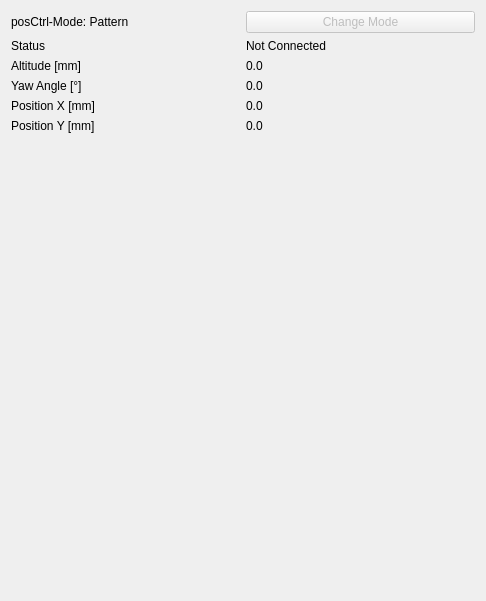
Old version of the form lib/cfclient/ui/tabs/posCtrlTab.ui in the repository Franky333/crazyflie-clients-python.
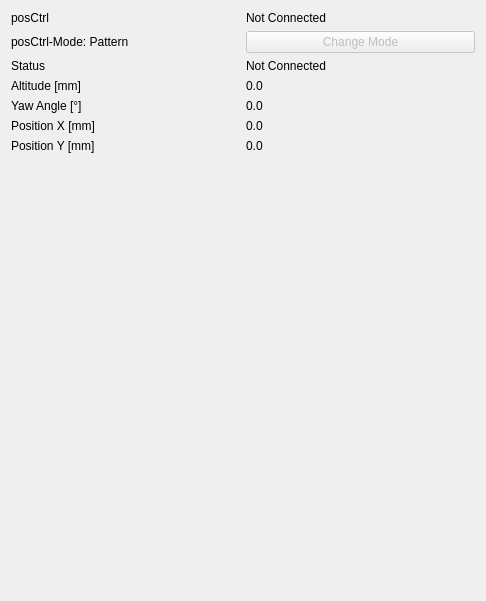
New version of the form.

Commit message: added gui label to show if posCtrl is active

Diff of the .ui file:
```diff
--- a/lib/cfclient/ui/tabs/posCtrlTab.ui
+++ b/lib/cfclient/ui/tabs/posCtrlTab.ui
@@ -25,35 +25,35 @@
    </property>
    <item>
     <layout class="QGridLayout" name="gridLayout">
-     <item row="2" column="1">
+     <item row="3" column="1">
       <widget class="QLabel" name="label_posAlt">
        <property name="text">
         <string>Altitude [mm]</string>
        </property>
       </widget>
      </item>
-     <item row="4" column="1">
+     <item row="5" column="1">
       <widget class="QLabel" name="label_posX">
        <property name="text">
         <string>Position X [mm]</string>
        </property>
       </widget>
      </item>
-     <item row="0" column="1">
+     <item row="1" column="1">
       <widget class="QLabel" name="_label_mode">
        <property name="text">
         <string>posCtrl-Mode: Pattern</string>
        </property>
       </widget>
      </item>
-     <item row="6" column="1">
+     <item row="7" column="1">
       <widget class="QLabel" name="label_posY">
        <property name="text">
         <string>Position Y [mm]</string>
        </property>
       </widget>
      </item>
-     <item row="0" column="2">
+     <item row="1" column="2">
       <widget class="QPushButton" name="_pushButton_posCtrlMode">
        <property name="enabled">
         <bool>false</bool>
@@ -63,42 +63,7 @@
        </property>
       </widget>
      </item>
-     <item row="2" column="2">
-      <widget class="QLabel" name="_label_value_altitude">
-       <property name="text">
-        <string>0.0</string>
-       </property>
-      </widget>
-     </item>
-     <item row="3" column="2">
-      <widget class="QLabel" name="_label_value_yaw">
-       <property name="text">
-        <string>0.0</string>
-       </property>
-      </widget>
-     </item>
-     <item row="3" column="1">
-      <widget class="QLabel" name="label_Yaw">
-       <property name="text">
-        <string>Yaw Angle [°]</string>
-       </property>
-      </widget>
-     </item>
-     <item row="4" column="2">
-      <widget class="QLabel" name="_label_value_x">
-       <property name="text">
-        <string>0.0</string>
-       </property>
-      </widget>
-     </item>
-     <item row="6" column="2">
-      <widget class="QLabel" name="_label_value_y">
-       <property name="text">
-        <string>0.0</string>
-       </property>
-      </widget>
-     </item>
-     <item row="10" column="1">
+     <item row="11" column="1">
       <spacer name="verticalSpacer">
        <property name="orientation">
         <enum>Qt::Vertical</enum>
@@ -111,14 +76,49 @@
        </property>
       </spacer>
      </item>
-     <item row="1" column="1">
+     <item row="3" column="2">
+      <widget class="QLabel" name="_label_value_altitude">
+       <property name="text">
+        <string>0.0</string>
+       </property>
+      </widget>
+     </item>
+     <item row="4" column="2">
+      <widget class="QLabel" name="_label_value_yaw">
+       <property name="text">
+        <string>0.0</string>
+       </property>
+      </widget>
+     </item>
+     <item row="4" column="1">
+      <widget class="QLabel" name="label_Yaw">
+       <property name="text">
+        <string>Yaw Angle [°]</string>
+       </property>
+      </widget>
+     </item>
+     <item row="5" column="2">
+      <widget class="QLabel" name="_label_value_x">
+       <property name="text">
+        <string>0.0</string>
+       </property>
+      </widget>
+     </item>
+     <item row="7" column="2">
+      <widget class="QLabel" name="_label_value_y">
+       <property name="text">
+        <string>0.0</string>
+       </property>
+      </widget>
+     </item>
+     <item row="2" column="1">
       <widget class="QLabel" name="label_stat">
        <property name="text">
         <string>Status</string>
        </property>
       </widget>
      </item>
-     <item row="1" column="2">
+     <item row="2" column="2">
       <widget class="QLabel" name="_label_value_status">
        <property name="autoFillBackground">
         <bool>false</bool>
@@ -128,6 +128,20 @@
        </property>
       </widget>
      </item>
+     <item row="0" column="1">
+      <widget class="QLabel" name="label_posctrl">
+       <property name="text">
+        <string>posCtrl</string>
+       </property>
+      </widget>
+     </item>
+     <item row="0" column="2">
+      <widget class="QLabel" name="_label_value_posCtrl">
+       <property name="text">
+        <string>Not Connected</string>
+       </property>
+      </widget>
+     </item>
     </layout>
    </item>
   </layout>
```
The commit also changes 1 other file.
